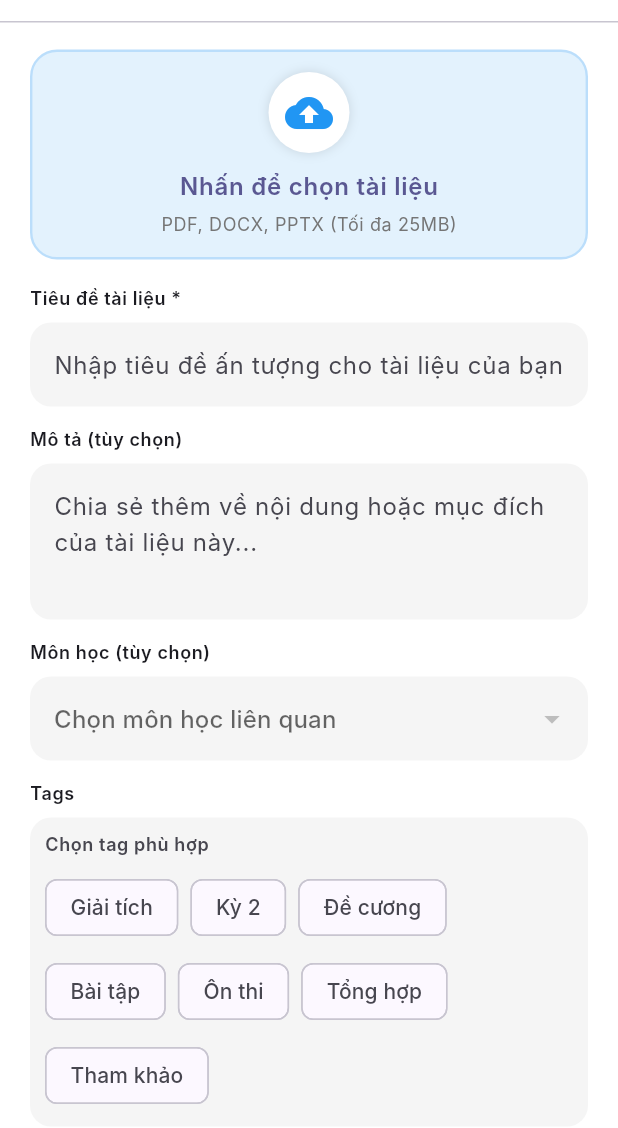
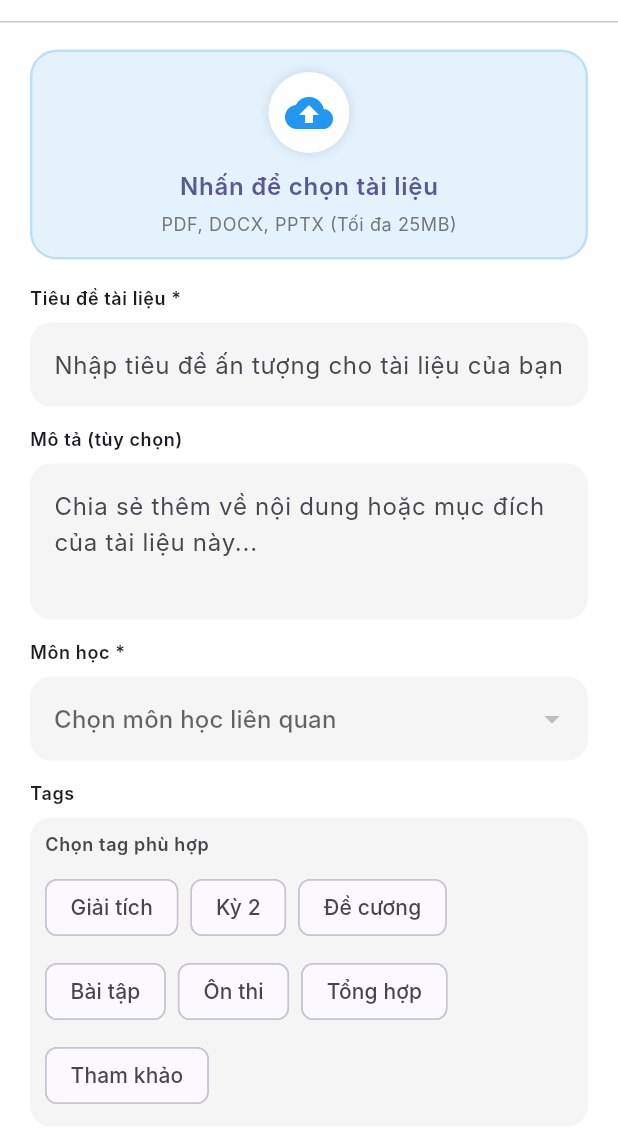
Before and after one commit to TranDinhVo/Learnex, a Flutter app: the AddDocumentScreen screen opened directly, on a phone screen of 412 x 824 dp, the part 108-1236 px from its top. Run offline on Flutter 3.47's test engine with Material 3 defaults, Android fonts, the phone set to English and light mode, and no system bars; our stand-ins replace dio, file_picker, firebase_core, firebase_messaging, flutter_bloc, flutter_secure_storage and 3 more; missing offline and left inert: flutter_webrtc; accounts and stored records are empty; network calls fail; Roboto replaces fonts that are missing (Inter).

Commit message:
fix: make subject required for document upload so files are grouped into proper folders

```diff
--- a/mobile/lib/features/folder/presentation/screens/add_document_screen.dart
+++ b/mobile/lib/features/folder/presentation/screens/add_document_screen.dart
@@ -36,7 +36,8 @@ class _AddDocumentScreenState extends State<AddDocumentScreen> {
 
   bool get _canUpload {
     return _pickedFile != null &&
-        _titleCtrl.text.trim().isNotEmpty;
+        _titleCtrl.text.trim().isNotEmpty &&
+        _subject != null;
   }
 
   @override
@@ -341,7 +342,7 @@ class _AddDocumentScreenState extends State<AddDocumentScreen> {
                               const SizedBox(height: 14),
                               // Subject
                               Text(
-                                'Môn học (tùy chọn)',
+                                'Môn học *',
                                 style: theme.textTheme.bodySmall?.copyWith(
                                   fontWeight: FontWeight.w600,
                                 ),
--- a/mobile/lib/features/folder/presentation/screens/folder_overview_screen.dart
+++ b/mobile/lib/features/folder/presentation/screens/folder_overview_screen.dart
@@ -89,7 +89,8 @@ class _FolderOverviewScreenState extends State<FolderOverviewScreen> {
               // Group documents by subject dynamically
               final Map<String, List<Map<String, dynamic>>> subjectGroups = {};
               for (var d in _cachedDocs) {
-                final sub = d['subject'] ?? 'Khác';
+                final rawSub = d['subject'] as String?;
+                final sub = (rawSub != null && rawSub.trim().isNotEmpty) ? rawSub : 'Khác';
                 if (!subjectGroups.containsKey(sub)) {
                   subjectGroups[sub] = [];
                 }
```
